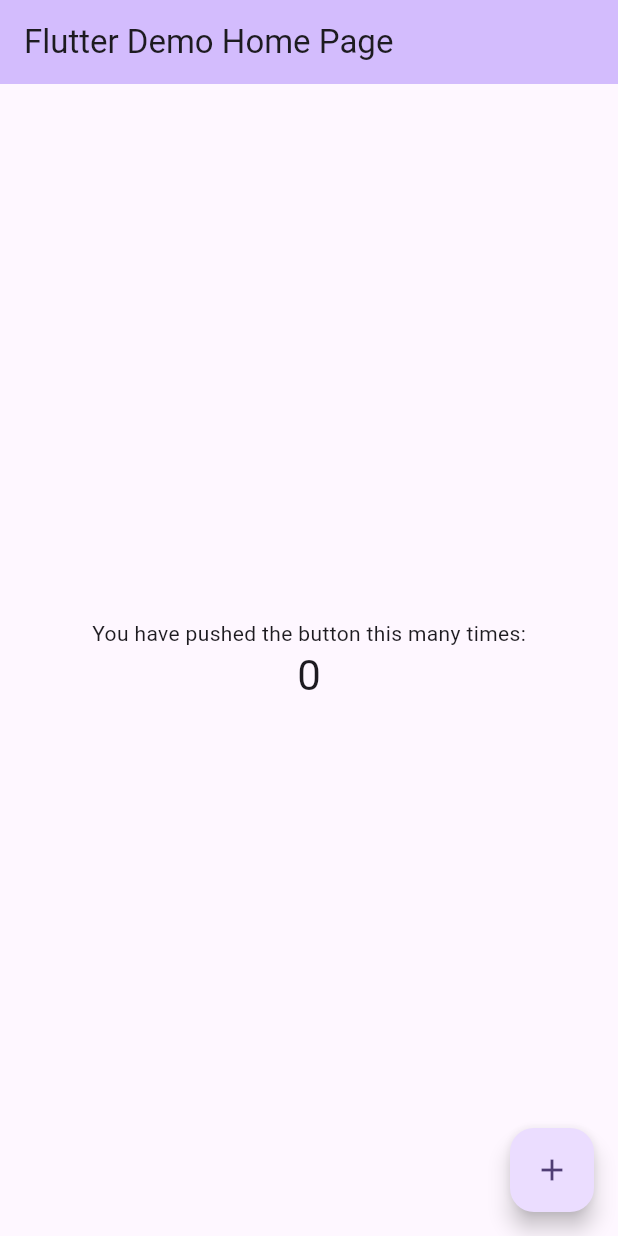
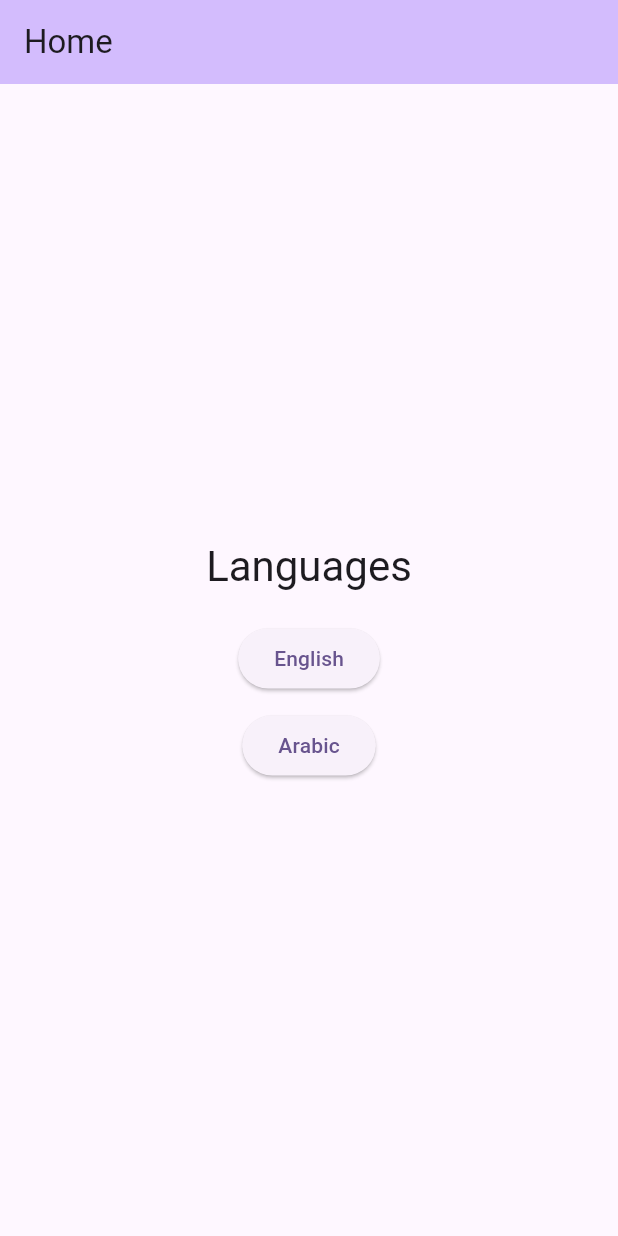
Before and after one commit to amgdHussein/iqra, a Flutter app: the screen it shows after launch, on a phone screen of 412 x 824 dp. Run offline on Flutter 3.47's test engine with Material 3 defaults, Android fonts, the phone set to English and light mode, and no system bars; our stand-ins replace bloc, equatable, flutter_bloc, shared_preferences; generated files the repository leaves out were written again.

Commit message:
Add app localization

```diff
--- /dev/null
+++ b/assets/l10n/app_en.arb
@@ -0,0 +1,13 @@
+{
+  "@@locale": "en",
+
+  "homeTitle": "Home",
+
+  "settingsTitle": "Settings",
+  "settingsThemeTitle": "Theme",
+  "settingsThemeDarkTitle": "Dark",
+  "settingsThemeLightTitle": "Light",
+  "settingsLanguagesTitle": "Languages",
+  "settingsLanguagesEnglishTitle": "English",
+  "settingsLanguagesArabicTitle": "Arabic"
+}
--- /dev/null
+++ b/l10n.yaml
@@ -0,0 +1,3 @@
+arb-dir: assets/l10n
+template-arb-file: app_en.arb
+output-localization-file: app_localizations.dart
--- /dev/null
+++ b/lib/app.dart
@@ -0,0 +1,31 @@
+import 'package:flutter/material.dart';
+import 'package:flutter_bloc/flutter_bloc.dart';
+// Import the generated files
+import 'package:flutter_gen/gen_l10n/app_localizations.dart';
+
+import 'blocs/l10n/localization_bloc.dart';
+import 'core/pages/l10n_demo.dart';
+
+class IqraApp extends StatelessWidget {
+  const IqraApp({super.key});
+
+  @override
+  Widget build(BuildContext context) {
+    return BlocBuilder<LocalizationBloc, LocalizationState>(
+      builder: (localizationContext, localizationState) {
+        return MaterialApp(
+          title: 'IQRA Network',
+          locale: localizationState.locale,
+          localizationsDelegates: AppLocalizations.localizationsDelegates,
+          supportedLocales: AppLocalizations.supportedLocales,
+          localeResolutionCallback: (Locale? locale, Iterable<Locale> supportedLocales) => locale,
+          theme: ThemeData(
+            colorScheme: ColorScheme.fromSeed(seedColor: Colors.deepPurple),
+            useMaterial3: true,
+          ),
+          home: L10NDemoPage(),
+        );
+      },
+    );
+  }
+}
--- a/lib/blocs/blocs.dart
+++ b/lib/blocs/blocs.dart
@@ -1 +1,2 @@
 export 'iqra_bloc_observer.dart';
+export 'l10n/localization_bloc.dart';
--- /dev/null
+++ b/lib/blocs/l10n/localization_bloc.dart
@@ -0,0 +1,20 @@
+import 'package:bloc/bloc.dart';
+import 'package:equatable/equatable.dart';
+import 'package:flutter/material.dart';
+
+import '../../configs/l10n/localization_config.dart';
+import '../../core/enums/languages.dart';
+
+part 'localization_event.dart';
+part 'localization_state.dart';
+
+class LocalizationBloc extends Bloc<LocalizationEvent, LocalizationState> {
+  final Locale locale;
+
+  LocalizationBloc(this.locale) : super(LocalizationState(locale: locale)) {
+    on<LocalizationChanged>((event, emit) async {
+      await LanguageConfig.setLocalization(event.language);
+      emit(LocalizationState.change(language: event.language));
+    });
+  }
+}
--- /dev/null
+++ b/lib/blocs/l10n/localization_event.dart
@@ -0,0 +1,16 @@
+part of 'localization_bloc.dart';
+
+@immutable
+abstract class LocalizationEvent extends Equatable {}
+
+class LocalizationChanged extends LocalizationEvent {
+  final Language language;
+
+  LocalizationChanged({required this.language});
+
+  @override
+  String toString() => 'LocalizationChanged(language: $language)';
+
+  @override
+  List<Object> get props => [language];
+}
--- /dev/null
+++ b/lib/blocs/l10n/localization_state.dart
@@ -0,0 +1,16 @@
+part of 'localization_bloc.dart';
+
+class LocalizationState extends Equatable {
+  final Locale locale;
+  const LocalizationState({required this.locale});
+
+  factory LocalizationState.change({required Language language}) {
+    return LocalizationState(locale: LanguageConfig.getLocalization(language));
+  }
+
+  @override
+  String toString() => 'LocalizationState(locale: $locale)';
+
+  @override
+  List<Object?> get props => [locale];
+}
--- /dev/null
+++ b/lib/configs/configs.dart
@@ -0,0 +1 @@
+export 'l10n/l10n.dart';
--- /dev/null
+++ b/lib/configs/l10n/l10n.dart
@@ -0,0 +1 @@
+export 'localization_config.dart';
--- /dev/null
+++ b/lib/configs/l10n/localization_config.dart
@@ -0,0 +1,24 @@
+import 'package:flutter/material.dart';
+import 'package:shared_preferences/shared_preferences.dart';
+
+import '../../../core/enums/languages.dart';
+
+class LanguageConfig {
+  static Future<Locale> loadLocalization() async {
+    SharedPreferences preferences = await SharedPreferences.getInstance();
+    int languageCode = preferences.getInt('language') ?? 0;
+    return _localeMap[Language.values.elementAt(languageCode)]!;
+  }
+
+  static Locale getLocalization(Language language) => _localeMap[language]!;
+
+  static Future<void> setLocalization(Language language) async {
+    SharedPreferences preferences = await SharedPreferences.getInstance();
+    preferences.setInt('language', Language.values.indexOf(language));
+  }
+
+  static const Map<Language, Locale> _localeMap = {
+    Language.en: Locale('en'),
+    Language.ar: Locale('ar'),
+  };
+}
--- /dev/null
+++ b/lib/core/enums/enums.dart
@@ -0,0 +1 @@
+export 'languages.dart';
--- /dev/null
+++ b/lib/core/enums/languages.dart
@@ -0,0 +1,4 @@
+enum Language {
+  en,
+  ar,
+}
--- /dev/null
+++ b/lib/core/pages/l10n_demo.dart
@@ -0,0 +1,56 @@
+import 'package:flutter/material.dart';
+import 'package:flutter_bloc/flutter_bloc.dart';
+import 'package:flutter_gen/gen_l10n/app_localizations.dart';
+
+import '../../blocs/l10n/localization_bloc.dart';
+import '../enums/languages.dart';
+
+class L10NDemoPage extends StatefulWidget {
+  const L10NDemoPage({super.key});
+
+  @override
+  State<L10NDemoPage> createState() => _L10NDemoPageState();
+}
+
+class _L10NDemoPageState extends State<L10NDemoPage> {
+  @override
+  Widget build(BuildContext context) {
+    final localizationBloc = BlocProvider.of<LocalizationBloc>(context);
+
+    return Scaffold(
+      appBar: AppBar(
+        title: Text(AppLocalizations.of(context)!.homeTitle),
+        backgroundColor: Theme.of(context).colorScheme.inversePrimary,
+      ),
+      body: Center(
+        child: Column(
+          mainAxisAlignment: MainAxisAlignment.center,
+          children: <Widget>[
+            Text(
+              AppLocalizations.of(context)!.settingsLanguagesTitle,
+              style: Theme.of(context).textTheme.headlineMedium,
+            ),
+            const SizedBox(height: 20),
+            ElevatedButton(
+              onPressed: () {
+                localizationBloc.add(
+                  LocalizationChanged(language: Language.en),
+                );
+              },
+              child: Text(AppLocalizations.of(context)!.settingsLanguagesEnglishTitle),
+            ),
+            const SizedBox(height: 10),
+            ElevatedButton(
+              onPressed: () {
+                localizationBloc.add(
+                  LocalizationChanged(language: Language.ar),
+                );
+              },
+              child: Text(AppLocalizations.of(context)!.settingsLanguagesArabicTitle),
+            ),
+          ],
+        ),
+      ),
+    );
+  }
+}
--- a/lib/main.dart
+++ b/lib/main.dart
@@ -1,134 +1,28 @@
 import 'package:flutter/material.dart';
 import 'package:flutter_bloc/flutter_bloc.dart';
 
+import 'app.dart';
 import 'blocs/blocs.dart';
+import 'configs/configs.dart';
 
 void main() async {
   WidgetsFlutterBinding.ensureInitialized();
+
+  // Load the localization
+  Locale appLocale = await LanguageConfig.loadLocalization();
 
   // Set the BlocObserver
   Bloc.observer = IqraBlocObserver();
 
   // Run the app
-  runApp(const MyApp());
+  runApp(
+    MultiBlocProvider(
+      providers: [
+        BlocProvider<LocalizationBloc>(
+          create: (BuildContext context) => LocalizationBloc(appLocale),
+        ),
+      ],
+      child: const IqraApp(),
+    ),
+  );
 }
-
-class MyApp extends StatelessWidget {
-  const MyApp({super.key});
-
-  // This widget is the root of your application.
-  @override
-  Widget build(BuildContext context) {
-    return MaterialApp(
-      title: 'Flutter Demo',
-      theme: ThemeData(
-        // This is the theme of your application.
-        //
-        // TRY THIS: Try running your application with "flutter run". You'll see
-        // the application has a purple toolbar. Then, without quitting the app,
-        // try changing the seedColor in the colorScheme below to Colors.green
-        // and then invoke "hot reload" (save your changes or press the "hot
-        // reload" button in a Flutter-supported IDE, or press "r" if you used
-        // the command line to start the app).
-        //
-        // Notice that the counter didn't reset back to zero; the application
-        // state is not lost during the reload. To reset the state, use hot
-        // restart instead.
-        //
-        // This works for code too, not just values: Most code changes can be
-        // tested with just a hot reload.
-        colorScheme: ColorScheme.fromSeed(seedColor: Colors.deepPurple),
-        useMaterial3: true,
-      ),
-      home: const MyHomePage(title: 'Flutter Demo Home Page'),
-    );
-  }
-}
-
-class MyHomePage extends StatefulWidget {
-  const MyHomePage({super.key, required this.title});
-
-  // This widget is the home page of your application. It is stateful, meaning
-  // that it has a State object (defined below) that contains fields that affect
-  // how it looks.
-
-  // This class is the configuration for the state. It holds the values (in this
-  // case the title) provided by the parent (in this case the App widget) and
-  // used by the build method of the State. Fields in a Widget subclass are
-  // always marked "final".
-
-  final String title;
-
-  @override
-  State<MyHomePage> createState() => _MyHomePageState();
-}
-
-class _MyHomePageState extends State<MyHomePage> {
-  int _counter = 0;
-
-  void _incrementCounter() {
-    setState(() {
-      // This call to setState tells the Flutter framework that something has
-      // changed in this State, which causes it to rerun the build method below
-      // so that the display can reflect the updated values. If we changed
-      // _counter without calling setState(), then the build method would not be
-      // called again, and so nothing would appear to happen.
-      _counter++;
-    });
-  }
-
-  @override
-  Widget build(BuildContext context) {
-    // This method is rerun every time setState is called, for instance as done
-    // by the _incrementCounter method above.
-    //
-    // The Flutter framework has been optimized to make rerunning build methods
-    // fast, so that you can just rebuild anything that needs updating rather
-    // than having to individually change instances of widgets.
-    return Scaffold(
-      appBar: AppBar(
-        // TRY THIS: Try changing the color here to a specific color (to
-        // Colors.amber, perhaps?) and trigger a hot reload to see the AppBar
-        // change color while the other colors stay the same.
-        backgroundColor: Theme.of(context).colorScheme.inversePrimary,
-        // Here we take the value from the MyHomePage object that was created by
-        // the App.build method, and use it to set our appbar title.
-        title: Text(widget.title),
-      ),
-      body: Center(
-        // Center is a layout widget. It takes a single child and positions it
-        // in the middle of the parent.
-        child: Column(
-          // Column is also a layout widget. It takes a list of children and
-          // arranges them vertically. By default, it sizes itself to fit its
-          // children horizontally, and tries to be as tall as its parent.
-          //
-          // Column has various properties to control how it sizes itself and
-          // how it positions its children. Here we use mainAxisAlignment to
-          // center the children vertically; the main axis here is the vertical
-          // axis because Columns are vertical (the cross axis would be
-          // horizontal).
-          //
-          // TRY THIS: Invoke "debug painting" (choose the "Toggle Debug Paint"
-          // action in the IDE, or press "p" in the console), to see the
-          // wireframe for each widget.
-          mainAxisAlignment: MainAxisAlignment.center,
-          children: <Widget>[
-            const Text(
-              'You have pushed the button this many times:',
-            ),
-            Text(
-              '$_counter',
-              style: Theme.of(context).textTheme.headlineMedium,
-            ),
-          ],
-        ),
-      ),
-      floatingActionButton: FloatingActionButton(
-        onPressed: _incrementCounter,
-        tooltip: 'Increment',
-        child: const Icon(Icons.add),
-      ), // This trailing comma makes auto-formatting nicer for build methods.
-    );
-  }
-}
```
Also changed, not shown: assets/l10n/app_ar.arb (added, +13 -0 lines), pubspec.yaml (+8 -0 lines), pubspec.lock, 11 other files.
